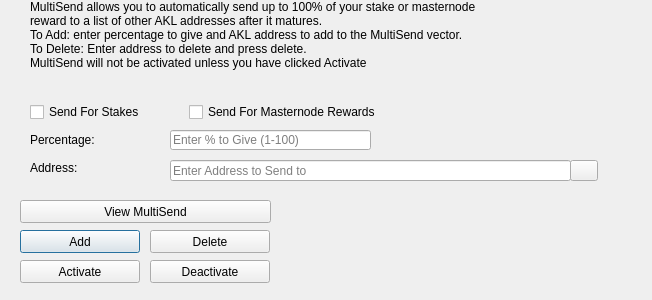
Before: the Qt Designer form src/qt/forms/multisenddialog.ui in ZixCash/ZixCash, drawn with Qt 5.
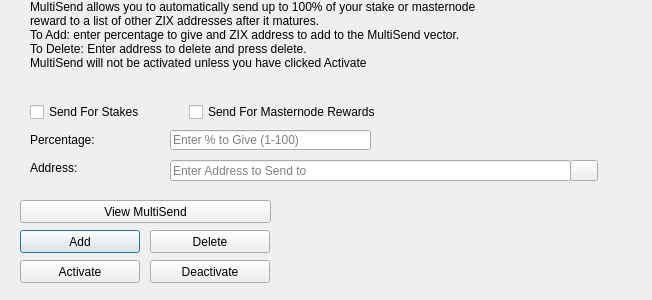
After: the same form once the commit is applied. Icons and pictures are not drawn.

The edit to the form file:
```diff
--- a/src/qt/forms/multisenddialog.ui
+++ b/src/qt/forms/multisenddialog.ui
@@ -61,8 +61,8 @@
     <number>1</number>
    </property>
    <property name="text">
-    <string>MultiSend allows you to automatically send up to 100% of your stake or masternode reward to a list of other AKL addresses after it matures.
-To Add: enter percentage to give and AKL address to add to the MultiSend vector.
+    <string>MultiSend allows you to automatically send up to 100% of your stake or masternode reward to a list of other ZIX addresses after it matures.
+To Add: enter percentage to give and ZIX address to add to the MultiSend vector.
 To Delete: Enter address to delete and press delete.
 MultiSend will not be activated unless you have clicked Activate</string>
    </property>
```
Left out of the diff: 4 changed lines with no effect on the pictures.
